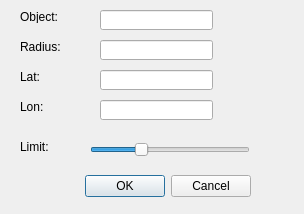
Above: poi_reader_dialog_base.ui from GISman-Lee/TomTomPOIReader before the change. Below: the same form after it.
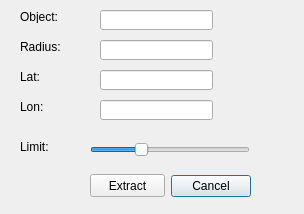
That is the form after the change.

Commit message: Add a new Extract button and put RUN's execution codes into handleExtract()

```diff
--- a/poi_reader_dialog_base.ui
+++ b/poi_reader_dialog_base.ui
@@ -16,9 +16,9 @@
   <widget class="QDialogButtonBox" name="button_box">
    <property name="geometry">
     <rect>
-     <x>60</x>
+     <x>170</x>
      <y>170</y>
-     <width>191</width>
+     <width>81</width>
      <height>32</height>
     </rect>
    </property>
@@ -26,7 +26,7 @@
     <enum>Qt::Horizontal</enum>
    </property>
    <property name="standardButtons">
-    <set>QDialogButtonBox::Cancel|QDialogButtonBox::Ok</set>
+    <set>QDialogButtonBox::Cancel</set>
    </property>
   </widget>
   <widget class="QLineEdit" name="lineEdit">
@@ -169,6 +169,19 @@
     <string/>
    </property>
   </widget>
+  <widget class="QPushButton" name="pushButton">
+   <property name="geometry">
+    <rect>
+     <x>90</x>
+     <y>174</y>
+     <width>75</width>
+     <height>23</height>
+    </rect>
+   </property>
+   <property name="text">
+    <string>Extract</string>
+   </property>
+  </widget>
  </widget>
  <resources/>
  <connections>
```
The commit also changes 9 other files.
